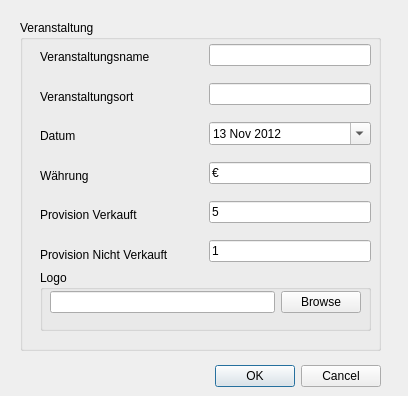
Qt form iBasar/eventmgrwidget.ui (hoihrig/iBasar) before a commit.
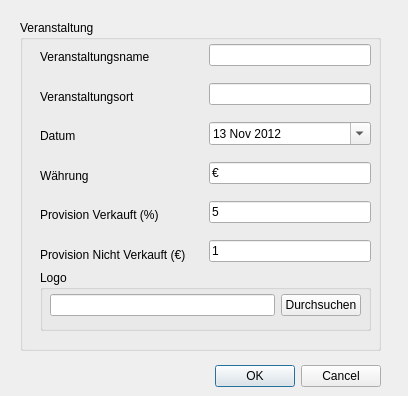
The same form after that commit.

What changed in the file:
```diff
--- a/iBasar/eventmgrwidget.ui
+++ b/iBasar/eventmgrwidget.ui
@@ -53,13 +53,13 @@
     <property name="title">
      <string>Logo</string>
     </property>
-    <widget class="QWidget" name="">
+    <widget class="QWidget" name="layoutWidget">
      <property name="geometry">
       <rect>
        <x>10</x>
        <y>20</y>
        <width>311</width>
-       <height>25</height>
+       <height>30</height>
       </rect>
      </property>
      <layout class="QHBoxLayout" name="horizontalLayout_2">
@@ -76,14 +76,14 @@
       <item>
        <widget class="QPushButton" name="browselblbtn">
         <property name="text">
-         <string>Browse</string>
+         <string>Durchsuchen</string>
         </property>
        </widget>
       </item>
      </layout>
     </widget>
    </widget>
-   <widget class="QWidget" name="">
+   <widget class="QWidget" name="layoutWidget">
     <property name="geometry">
      <rect>
       <x>20</x>
@@ -138,14 +138,14 @@
        <item>
         <widget class="QLabel" name="provSoldLabel">
          <property name="text">
-          <string>Provision Verkauft</string>
+          <string>Provision Verkauft (%)</string>
          </property>
         </widget>
        </item>
        <item>
         <widget class="QLabel" name="provNSoldLabel">
          <property name="text">
-          <string>Provision Nicht Verkauft</string>
+          <string>Provision Nicht Verkauft (€)</string>
          </property>
         </widget>
        </item>
```
